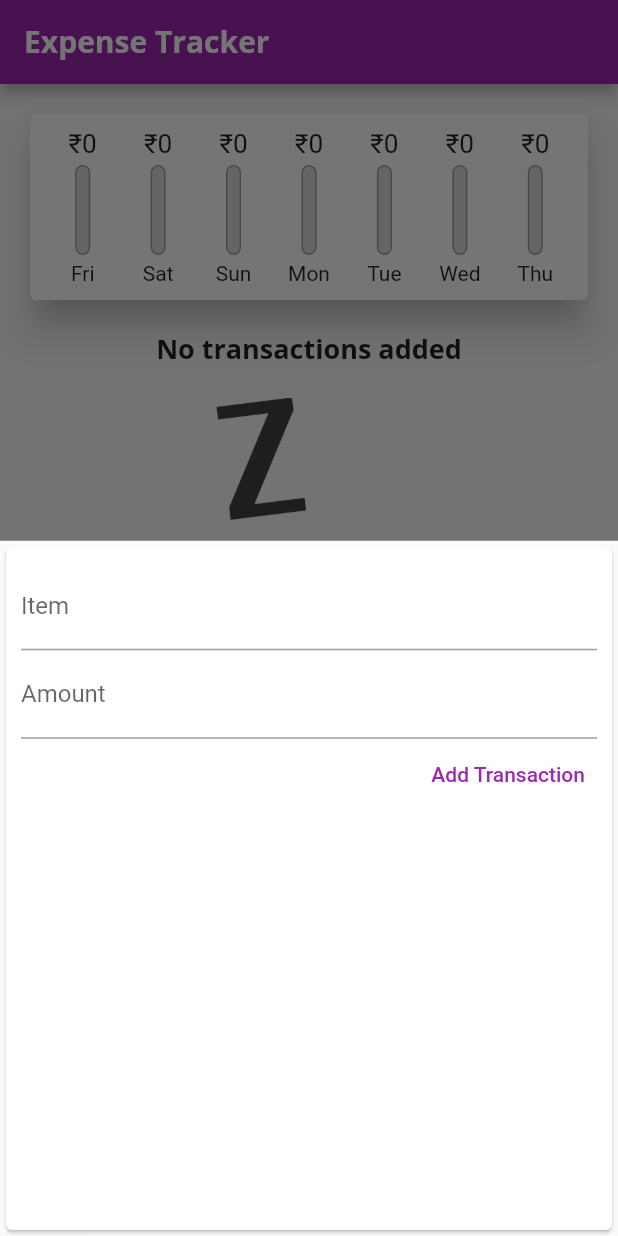
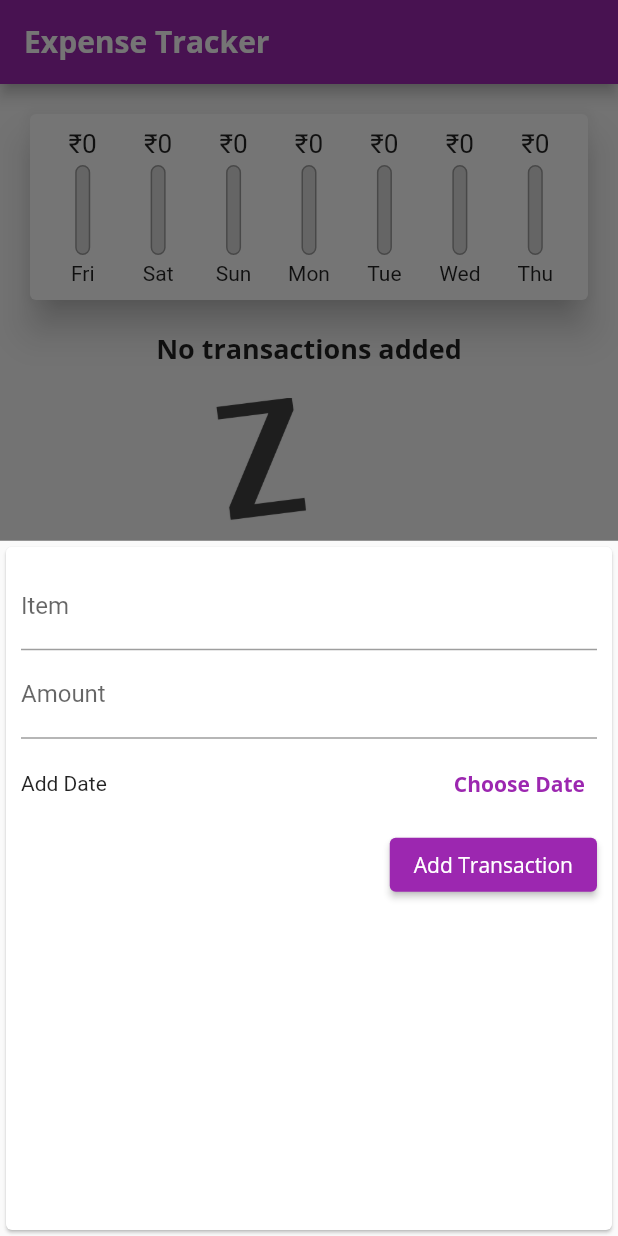
Before and after one commit to apexpre-dator/Expense-Tracker, a Flutter app: the screen it shows after launch, after a tap on the "add" icon, on a phone screen of 412 x 824 dp. Run offline on Flutter 3.47's test engine with Material 2 defaults, Android fonts, the phone set to English and light mode, and no system bars.

Commit message:
Adding DatePicker

```diff
--- a/lib/main.dart
+++ b/lib/main.dart
@@ -23,6 +23,9 @@ class MyApp extends StatelessWidget {
                   fontWeight: FontWeight.w700,
                   fontSize: 18,
                 ),
+                button: TextStyle(
+                  color: Colors.white,
+                )
               ),
           appBarTheme: AppBarTheme(
             textTheme: ThemeData.light().textTheme.copyWith(
--- a/lib/widgets/new_transaction.dart
+++ b/lib/widgets/new_transaction.dart
@@ -1,4 +1,5 @@
 import 'package:flutter/material.dart';
+import 'package:intl/intl.dart';
 
 class NewTransaction extends StatefulWidget {
   final Function addTxn;
@@ -12,13 +13,15 @@ class NewTransaction extends StatefulWidget {
 class _NewTransactionState extends State<NewTransaction> {
   final itemInput = TextEditingController();
   final amountInput = TextEditingController();
+  late DateTime selectedDate;
+  int f = 0;
 
   void submitData() {
     final enteredItem = itemInput.text;
     final enteredAmount = double.parse(amountInput.text);
 
-    if(enteredItem.isEmpty || enteredAmount <= 0.0) {
-      return ;
+    if (enteredItem.isEmpty || enteredAmount <= 0.0) {
+      return;
     }
 
     widget.addTxn(
@@ -27,6 +30,23 @@ class _NewTransactionState extends State<NewTransaction> {
     );
 
     Navigator.of(context).pop();
+  }
+
+  void presentDatePicker() {
+    showDatePicker(
+      context: context,
+      initialDate: DateTime.now(),
+      firstDate: DateTime(2022),
+      lastDate: DateTime.now(),
+    ).then((pickedDate) {
+      if (pickedDate == null) {
+        return;
+      }
+      setState(() {
+        f = 1;
+        selectedDate = pickedDate;
+      });
+    });
   }
 
   @override
@@ -48,11 +68,35 @@ class _NewTransactionState extends State<NewTransaction> {
               keyboardType: TextInputType.number,
               onSubmitted: (_) => submitData(),
             ),
-            TextButton(
+            Container(
+              height: 60,
+              child: Row(
+                children: <Widget>[
+                  Expanded(
+                    child: Text(
+                      f == 0
+                          ? 'Add Date'
+                          : 'Picked Date : ${DateFormat.yMd().format(selectedDate)}',
+                    ),
+                  ),
+                  TextButton(
+                    onPressed: presentDatePicker,
+                    child: Text(
+                      'Choose Date',
+                      style: TextStyle(
+                        fontWeight: FontWeight.bold,
+                      ),
+                    ),
+                  ),
+                ],
+              ),
+            ),
+            ElevatedButton(
               onPressed: submitData,
               child: Text('Add Transaction'),
               style: ButtonStyle(
-                foregroundColor: MaterialStateProperty.all(Colors.purple),
+                backgroundColor: MaterialStateProperty.all(Colors.purple),
+                foregroundColor: MaterialStateProperty.all(Colors.white),
               ),
             ),
           ],
```
